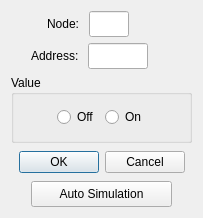
First picture: the form in omodscan/dialogs/dialogwritecoilregister.ui, repository sanny32/OpenModScan, before the edit.
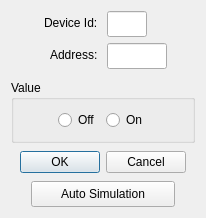
Second picture: the form after the edit. Custom widgets are drawn as their Qt base class.

What changed in the file:
```diff
--- a/omodscan/dialogs/dialogwritecoilregister.ui
+++ b/omodscan/dialogs/dialogwritecoilregister.ui
@@ -6,7 +6,7 @@
    <rect>
     <x>0</x>
     <y>0</y>
-    <width>203</width>
+    <width>206</width>
     <height>218</height>
    </rect>
   </property>
@@ -15,93 +15,50 @@
   </property>
   <layout class="QVBoxLayout" name="verticalLayout">
    <item>
-    <layout class="QHBoxLayout" name="horizontalLayout">
-     <item>
-      <spacer name="horizontalSpacer_2">
-       <property name="orientation">
-        <enum>Qt::Orientation::Horizontal</enum>
-       </property>
-       <property name="sizeType">
-        <enum>QSizePolicy::Policy::Fixed</enum>
-       </property>
-       <property name="sizeHint" stdset="0">
-        <size>
-         <width>36</width>
-         <height>20</height>
-        </size>
-       </property>
-      </spacer>
-     </item>
-     <item>
+    <layout class="QFormLayout" name="formLayout">
+     <property name="labelAlignment">
+      <set>Qt::AlignRight|Qt::AlignTrailing|Qt::AlignVCenter</set>
+     </property>
+     <property name="formAlignment">
+      <set>Qt::AlignHCenter|Qt::AlignTop</set>
+     </property>
+     <item row="0" column="0">
       <widget class="QLabel" name="labelNode">
        <property name="text">
-        <string>Node: </string>
+        <string>Device Id: </string>
        </property>
       </widget>
      </item>
-     <item>
-      <widget class="NumericLineEdit" name="lineEditNode">
-       <property name="sizePolicy">
-        <sizepolicy hsizetype="Fixed" vsizetype="Fixed">
-         <horstretch>0</horstretch>
-         <verstretch>0</verstretch>
-        </sizepolicy>
-       </property>
-       <property name="minimumSize">
-        <size>
-         <width>0</width>
-         <height>26</height>
-        </size>
-       </property>
-       <property name="maximumSize">
-        <size>
-         <width>40</width>
-         <height>16777215</height>
-        </size>
-       </property>
-      </widget>
-     </item>
-     <item>
-      <spacer name="horizontalSpacer">
-       <property name="orientation">
-        <enum>Qt::Orientation::Horizontal</enum>
-       </property>
-       <property name="sizeHint" stdset="0">
-        <size>
-         <width>40</width>
-         <height>20</height>
-        </size>
-       </property>
-      </spacer>
-     </item>
-    </layout>
-   </item>
-   <item>
-    <layout class="QHBoxLayout" name="horizontalLayout_2">
-     <item>
-      <spacer name="horizontalSpacer_3">
-       <property name="orientation">
-        <enum>Qt::Orientation::Horizontal</enum>
-       </property>
-       <property name="sizeType">
-        <enum>QSizePolicy::Policy::Fixed</enum>
-       </property>
-       <property name="sizeHint" stdset="0">
-        <size>
-         <width>20</width>
-         <height>20</height>
-        </size>
-       </property>
-      </spacer>
-     </item>
-     <item>
+     <item row="1" column="0">
       <widget class="QLabel" name="labelAddress">
        <property name="text">
         <string>Address: </string>
        </property>
       </widget>
      </item>
-     <item>
+     <item row="0" column="1">
+      <widget class="NumericLineEdit" name="lineEditNode">
+       <property name="sizePolicy">
+        <sizepolicy hsizetype="Fixed" vsizetype="Fixed">
+         <horstretch>0</horstretch>
+         <verstretch>0</verstretch>
+        </sizepolicy>
+       </property>
+       <property name="minimumSize">
+        <size>
+         <width>0</width>
+         <height>26</height>
+        </size>
+       </property>
+       <property name="maximumSize">
+        <size>
+         <width>40</width>
+         <height>16777215</height>
+        </size>
+       </property>
+      </widget>
+     </item>
+     <item row="1" column="1">
       <widget class="NumericLineEdit" name="lineEditAddress">
        <property name="sizePolicy">
         <sizepolicy hsizetype="Fixed" vsizetype="Fixed">
@@ -126,19 +83,6 @@
        </property>
       </widget>
      </item>
-     <item>
-      <spacer name="horizontalSpacer_4">
-       <property name="orientation">
-        <enum>Qt::Orientation::Horizontal</enum>
-       </property>
-       <property name="sizeHint" stdset="0">
-        <size>
-         <width>40</width>
-         <height>20</height>
-        </size>
-       </property>
-      </spacer>
-     </item>
     </layout>
    </item>
    <item>
```
Left out of the diff: 14 changed lines with no effect on the pictures.
